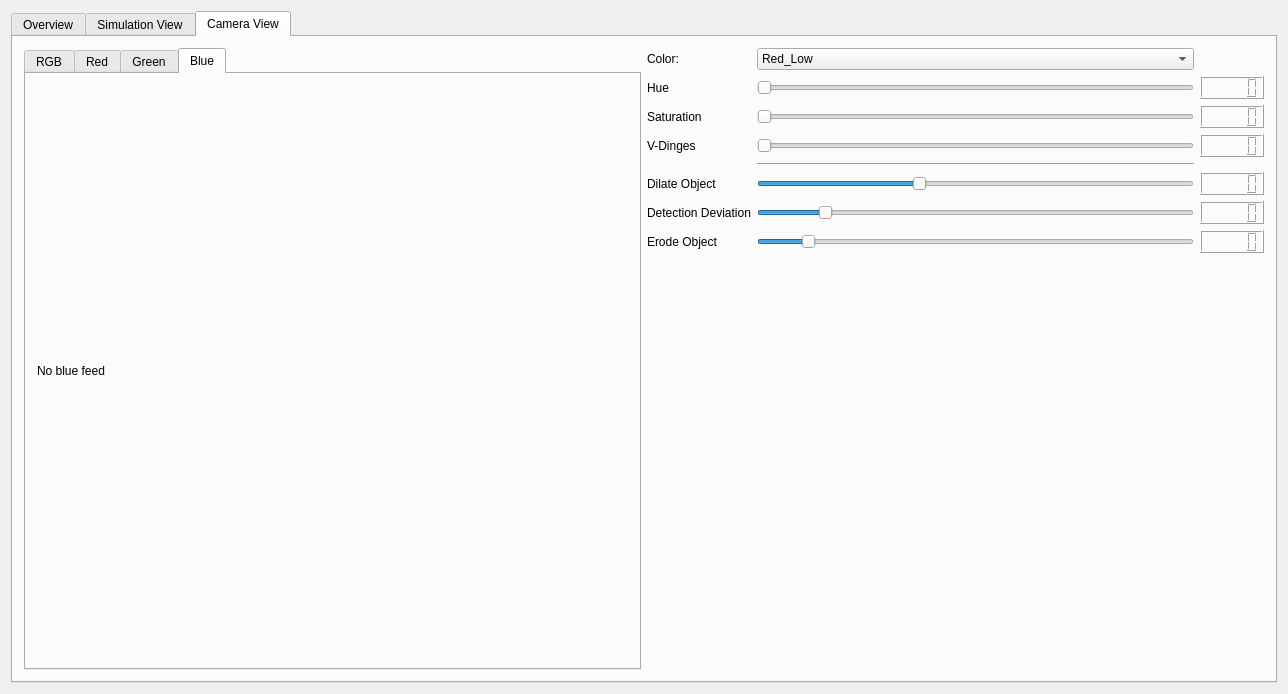
Before: the Qt Designer form Server-application/user_interface/mainwindow.ui in RemcoMusic/Server-application, drawn with Qt 5.
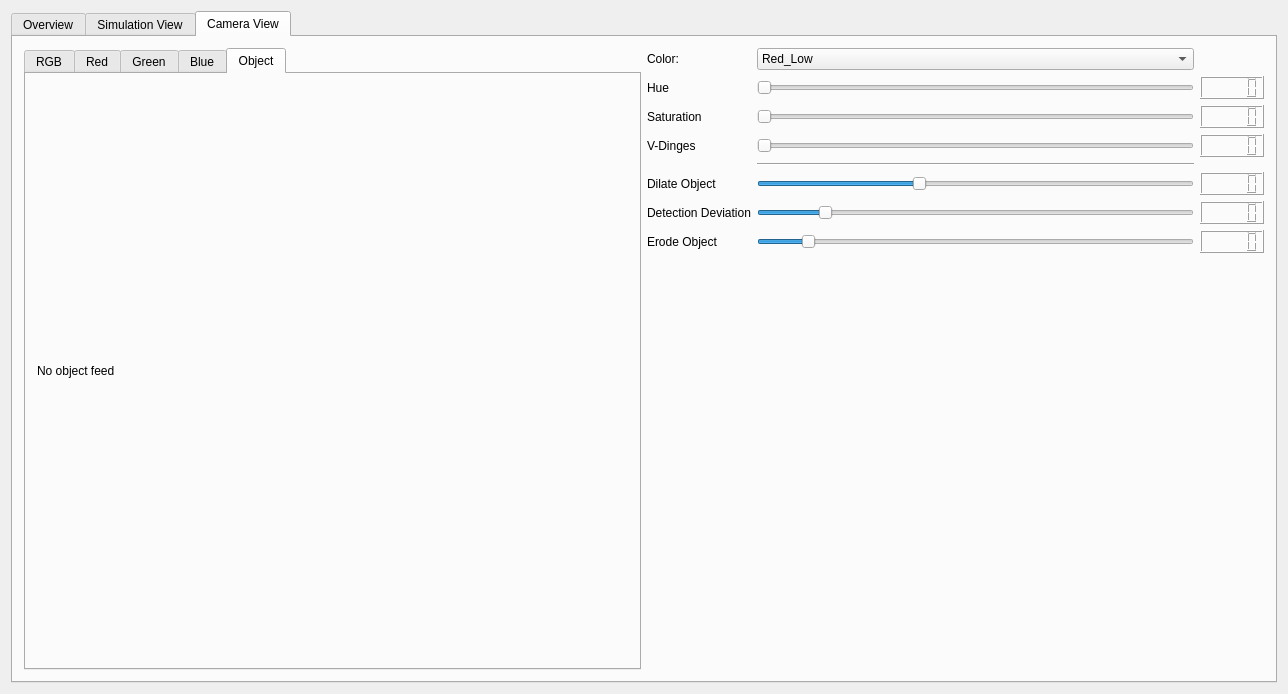
After: the same form once the commit is applied.

Commit message: GUI Ball screen added + working detection orange ball

What changed in the file:
```diff
--- a/Server-application/user_interface/mainwindow.ui
+++ b/Server-application/user_interface/mainwindow.ui
@@ -496,7 +496,7 @@
         <item>
          <widget class="QTabWidget" name="tabWidget_2">
           <property name="currentIndex">
-           <number>3</number>
+           <number>4</number>
           </property>
           <widget class="QWidget" name="tab_4">
            <attribute name="title">
@@ -560,6 +560,20 @@
             </item>
            </layout>
           </widget>
+          <widget class="QWidget" name="tab_8">
+           <attribute name="title">
+            <string>Object</string>
+           </attribute>
+           <layout class="QVBoxLayout" name="verticalLayout_11">
+            <item>
+             <widget class="QLabel" name="cameraObjectFeed">
+              <property name="text">
+               <string>No object feed</string>
+              </property>
+             </widget>
+            </item>
+           </layout>
+          </widget>
          </widget>
         </item>
         <item>
```
The commit also changes 3 other files.
